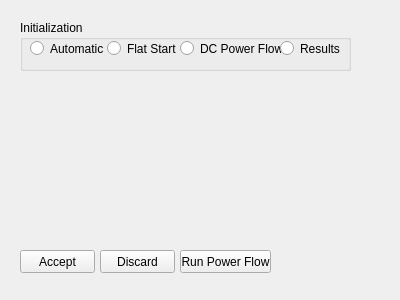
Before: the Qt Designer form resources/ui/runpp_options.ui in Tooblippe/pandapower_gui, drawn with Qt 5.
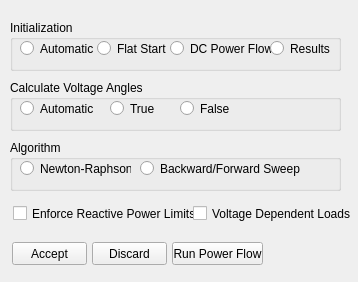
After: the same form once the commit is applied.

Commit message: runpp options window

The edit to the form file:
```diff
--- a/resources/ui/runpp_options.ui
+++ b/resources/ui/runpp_options.ui
@@ -6,8 +6,8 @@
    <rect>
     <x>0</x>
     <y>0</y>
-    <width>400</width>
-    <height>300</height>
+    <width>358</width>
+    <height>282</height>
    </rect>
   </property>
   <property name="windowTitle">
@@ -16,7 +16,7 @@
   <widget class="QGroupBox" name="InitBox">
    <property name="geometry">
     <rect>
-     <x>20</x>
+     <x>10</x>
      <y>20</y>
      <width>331</width>
      <height>51</height>
@@ -81,8 +81,8 @@
   <widget class="QPushButton" name="ok_button">
    <property name="geometry">
     <rect>
-     <x>20</x>
-     <y>250</y>
+     <x>12</x>
+     <y>242</y>
      <width>75</width>
      <height>23</height>
     </rect>
@@ -94,8 +94,8 @@
   <widget class="QPushButton" name="cancel_button">
    <property name="geometry">
     <rect>
-     <x>100</x>
-     <y>250</y>
+     <x>92</x>
+     <y>242</y>
      <width>75</width>
      <height>23</height>
     </rect>
@@ -107,8 +107,8 @@
   <widget class="QPushButton" name="run_button">
    <property name="geometry">
     <rect>
-     <x>180</x>
-     <y>250</y>
+     <x>172</x>
+     <y>242</y>
      <width>91</width>
      <height>23</height>
     </rect>
@@ -117,6 +117,123 @@
     <string>Run Power Flow</string>
    </property>
   </widget>
+  <widget class="QCheckBox" name="EnforceQLims">
+   <property name="geometry">
+    <rect>
+     <x>13</x>
+     <y>205</y>
+     <width>190</width>
+     <height>17</height>
+    </rect>
+   </property>
+   <property name="text">
+    <string>Enforce Reactive Power Limits</string>
+   </property>
+  </widget>
+  <widget class="QCheckBox" name="VoltageDependent">
+   <property name="geometry">
+    <rect>
+     <x>193</x>
+     <y>205</y>
+     <width>190</width>
+     <height>17</height>
+    </rect>
+   </property>
+   <property name="text">
+    <string>Voltage Dependent Loads</string>
+   </property>
+  </widget>
+  <widget class="QGroupBox" name="InitBox_2">
+   <property name="geometry">
+    <rect>
+     <x>10</x>
+     <y>140</y>
+     <width>331</width>
+     <height>51</height>
+    </rect>
+   </property>
+   <property name="title">
+    <string>Algorithm</string>
+   </property>
+   <widget class="QRadioButton" name="NewtonRaphson">
+    <property name="geometry">
+     <rect>
+      <x>10</x>
+      <y>20</y>
+      <width>111</width>
+      <height>17</height>
+     </rect>
+    </property>
+    <property name="text">
+     <string>Newton-Raphson</string>
+    </property>
+   </widget>
+   <widget class="QRadioButton" name="BackwardForward">
+    <property name="geometry">
+     <rect>
+      <x>130</x>
+      <y>20</y>
+      <width>161</width>
+      <height>17</height>
+     </rect>
+    </property>
+    <property name="text">
+     <string>Backward/Forward Sweep</string>
+    </property>
+   </widget>
+  </widget>
+  <widget class="QGroupBox" name="InitBox_3">
+   <property name="geometry">
+    <rect>
+     <x>10</x>
+     <y>80</y>
+     <width>331</width>
+     <height>51</height>
+    </rect>
+   </property>
+   <property name="title">
+    <string>Calculate Voltage Angles</string>
+   </property>
+   <widget class="QRadioButton" name="VoltageAnglesAuto">
+    <property name="geometry">
+     <rect>
+      <x>10</x>
+      <y>20</y>
+      <width>111</width>
+      <height>17</height>
+     </rect>
+    </property>
+    <property name="text">
+     <string>Automatic</string>
+    </property>
+   </widget>
+   <widget class="QRadioButton" name="VoltageAnglesTrue">
+    <property name="geometry">
+     <rect>
+      <x>100</x>
+      <y>20</y>
+      <width>61</width>
+      <height>17</height>
+     </rect>
+    </property>
+    <property name="text">
+     <string>True</string>
+    </property>
+   </widget>
+   <widget class="QRadioButton" name="VoltageAnglesFalse">
+    <property name="geometry">
+     <rect>
+      <x>170</x>
+      <y>20</y>
+      <width>61</width>
+      <height>17</height>
+     </rect>
+    </property>
+    <property name="text">
+     <string>False</string>
+    </property>
+   </widget>
+  </widget>
  </widget>
  <resources/>
  <connections/>
```
Left out of the diff: 6 changed lines with no effect on the pictures. The commit also changes 1 other file.
